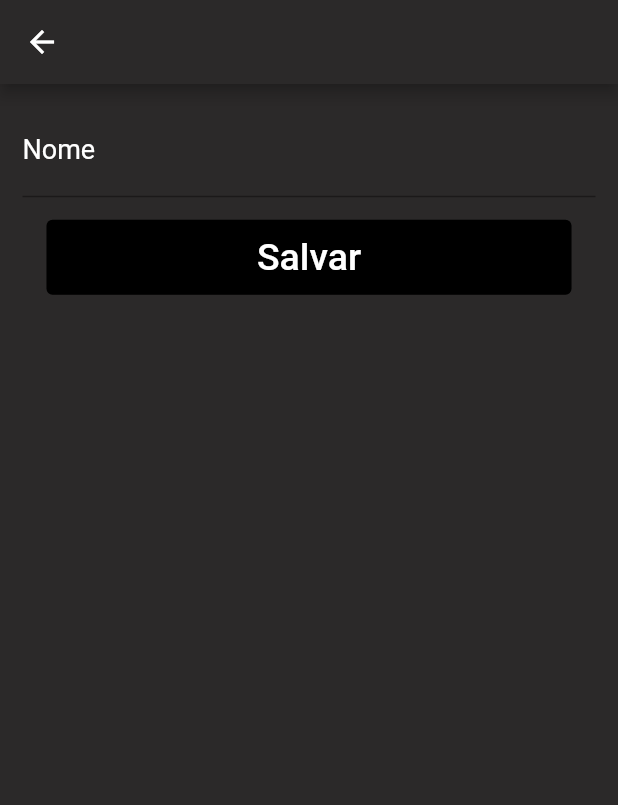
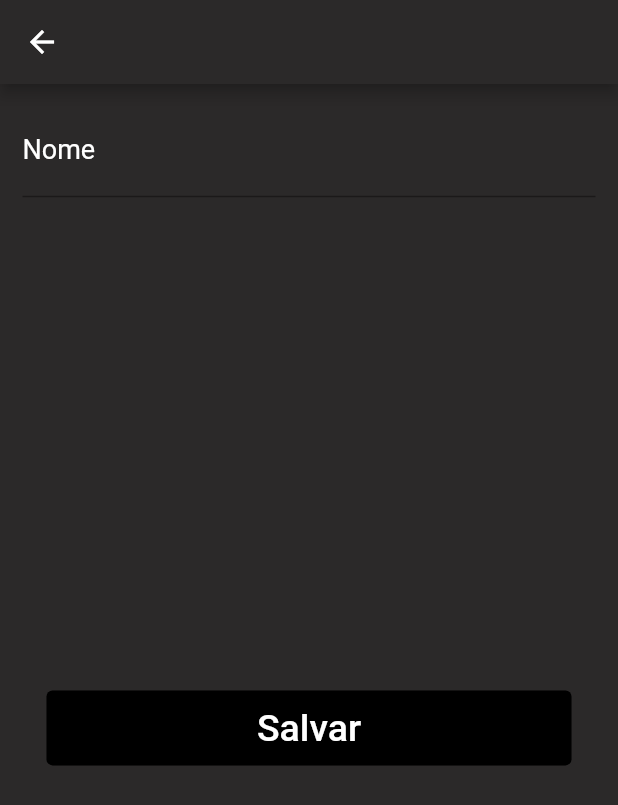
Before and after one commit to disciplinas-prof-Edeilson-UFT/eng-soft-2022-1, a Flutter app: the FirstPage screen opened directly, on a phone screen of 412 x 824 dp. Shown: the top 805 px of the screen. Run offline on Flutter 3.47's test engine with Material 2 defaults, Android fonts, the phone set to English and light mode, and no system bars; our stand-ins replace cloud_firestore, firebase_auth, firebase_core, font_awesome_flutter; accounts and stored records are empty.

Commit message:
Ajustes finais

```diff
--- a/uberclone/lib/views/SendAnItemConfirmed.dart
+++ b/uberclone/lib/views/SendAnItemConfirmed.dart
@@ -16,7 +16,6 @@ class SendAnItemConfirmed extends StatelessWidget {
         elevation: 0,
         leading: OutlinedButton(
           onPressed: () {
-            Navigator.of(context).pop();
             Navigator.of(context).pop();
             Navigator.of(context).pop();
           },
--- a/uberclone/lib/views/editInfo/alterFirstName.dart
+++ b/uberclone/lib/views/editInfo/alterFirstName.dart
@@ -21,6 +21,7 @@ class _FirstPageState extends State<FirstPage> {
         backgroundColor: Color.fromARGB(255, 43, 41, 41),
       ),
       body: SafeArea(
+        child: Expanded(
           child: Column(
             children: [
               Padding(
@@ -38,7 +39,8 @@ class _FirstPageState extends State<FirstPage> {
                   validator: (value) => Validacao.validacaoName(name: value),
                 ),
               ),
-            Center(
+              Flexible(
+                child: Center(
                   child: Container(
                     width: 350,
                     height: 50,
@@ -47,8 +49,8 @@ class _FirstPageState extends State<FirstPage> {
                         backgroundColor: Colors.black,
                       ),
                       onPressed: () async {
-                    alterFirstName(
-                        firstName.text, FirebaseAuth.instance.currentUser!.uid);
+                        alterFirstName(firstName.text,
+                            FirebaseAuth.instance.currentUser!.uid);
                         Navigator.of(context).pop();
                         Navigator.of(context).pop();
                       },
@@ -58,8 +60,10 @@ class _FirstPageState extends State<FirstPage> {
                       ),
                     ),
                   ),
+                ),
               )
             ],
+          ),
         ),
       ),
     );
--- a/uberclone/lib/views/editInfo/alterSecondName.dart
+++ b/uberclone/lib/views/editInfo/alterSecondName.dart
@@ -21,6 +21,7 @@ class _SecondPageState extends State<SecondPage> {
         backgroundColor: Color.fromARGB(255, 43, 41, 41),
       ),
       body: SafeArea(
+        child: Expanded(
           child: Column(
             children: [
               Padding(
@@ -38,7 +39,8 @@ class _SecondPageState extends State<SecondPage> {
                   validator: (value) => Validacao.validacaoName(name: value),
                 ),
               ),
-            Center(
+              Flexible(
+                child: Center(
                   child: Container(
                     width: 350,
                     height: 50,
@@ -58,8 +60,10 @@ class _SecondPageState extends State<SecondPage> {
                       ),
                     ),
                   ),
+                ),
               )
             ],
+          ),
         ),
       ),
     );
```
Also changed, not shown: uberclone/lib/views/editInfo/alterNumber.dart (+7 -3 lines). Lines whose indentation alone changed are shown as unchanged.
